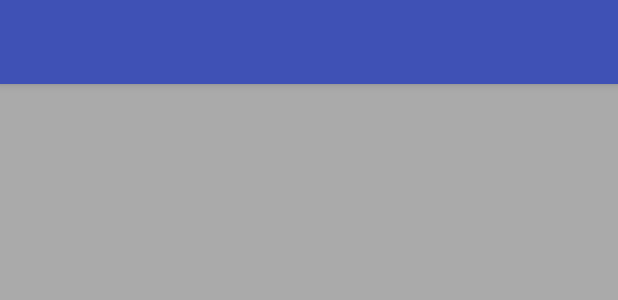
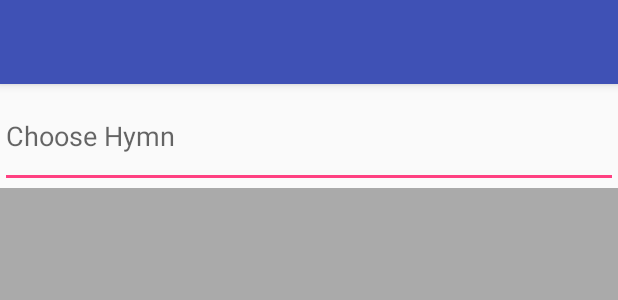
Before and after one commit to Silassales/HymnBook2.0, an Android app: the layout app_bar_main.xml on its own in the app's theme, with its tools: preview values and no code run, on a phone screen of 412 x 824 dp. Shown: the top 300 px of the screen. Run offline under Robolectric (Android 15) with nearby library versions, the phone set to English and light mode, and no system bars; network calls fail.

Commit message:
added search bar and added print out to log on textChanged()

```diff
--- a/HymnBook/app/src/main/java/com/gmail/timothy10/silas/hymnbook/view/impl/MainActivity.java
+++ b/HymnBook/app/src/main/java/com/gmail/timothy10/silas/hymnbook/view/impl/MainActivity.java
@@ -50,7 +50,7 @@ public class MainActivity extends AppCompatActivity implements MainView, Navigat
                         .commit();
             }
         } else {
-            Log.w("OnCreateWarn","API 19 detected, not impl yet");
+            Log.w("MainActivityWarn","API 19 or lower detected, not impl yet");
             Toast.makeText(this, String.format(Locale.getDefault(),"API level: %d not implemented yet", Build.VERSION.SDK_INT), Toast.LENGTH_LONG).show();
             // render some other type of view or something
         }
--- a/HymnBook/app/src/main/res/layout/content_main.xml
+++ b/HymnBook/app/src/main/res/layout/content_main.xml
@@ -6,6 +6,17 @@
     android:layout_height="match_parent"
     android:orientation="vertical"
     tools:context="com.gmail.timothy10.silas.hymnbook.view.impl.MainActivity">
+
+    <EditText
+        android:id="@+id/HymnSearchBar"
+        style="@android:style/Widget.DeviceDefault.EditText"
+        android:layout_width="match_parent"
+        android:layout_height="0dp"
+        android:layout_weight="0.1"
+        android:ems="10"
+        android:hint="Choose Hymn"
+        android:inputType="number"
+        android:selectAllOnFocus="false" />
 
     <ImageView
         android:id="@+id/pdfImageView"
```
Also changed, not shown: HymnBook/app/src/main/java/com/gmail/timothy10/silas/hymnbook/presenter/HymnSearchTextChanged.java (added, +28 -0 lines), HymnBook/app/src/main/java/com/gmail/timothy10/silas/hymnbook/view/impl/PdfRendererBasicViewImpl.java (+18 -0 lines).
